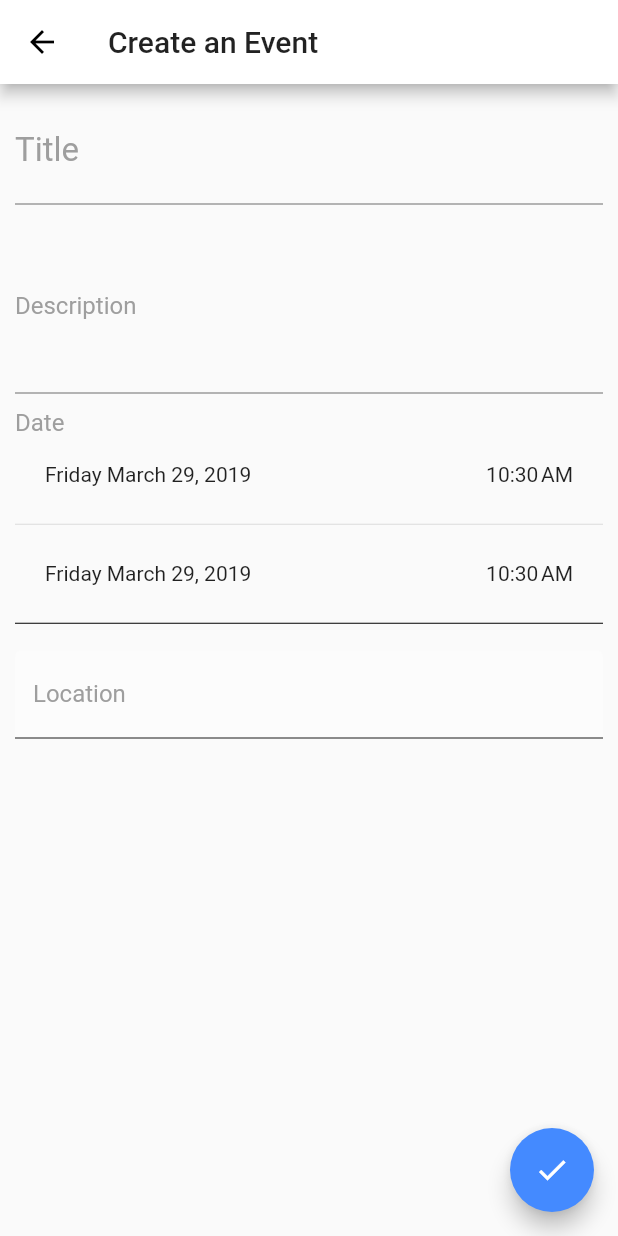
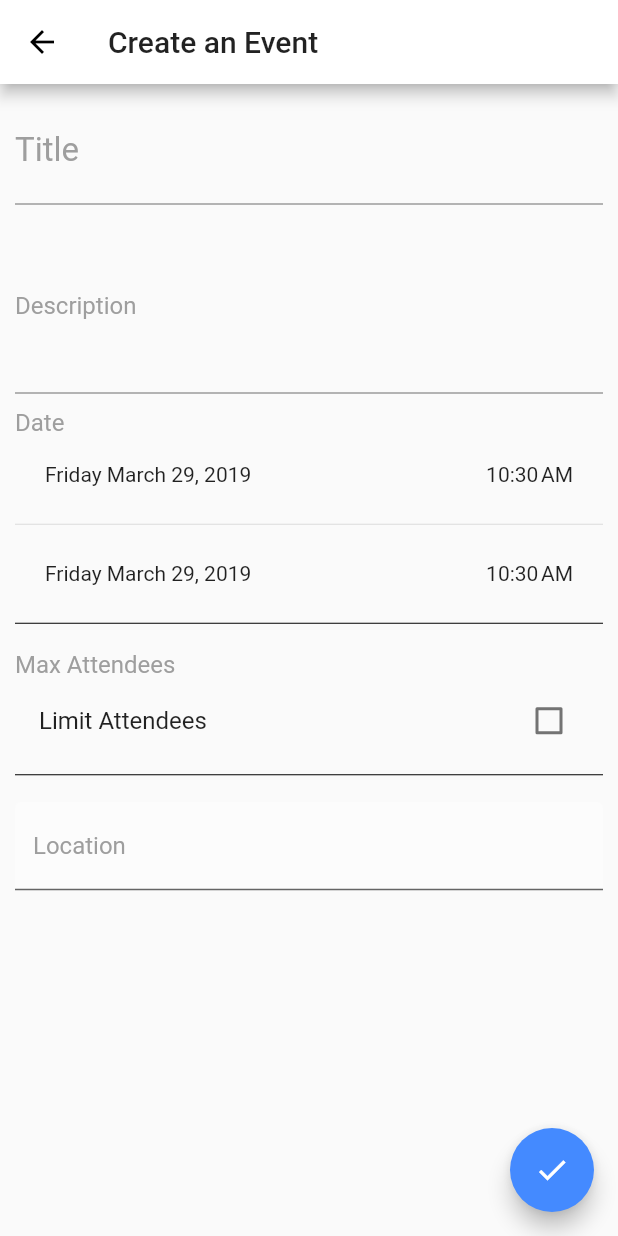
Before and after one commit to parkuman/reach-app, a Flutter app: the EventCreatePage screen opened directly with empty values, on a phone screen of 412 x 824 dp. Run offline on Flutter 3.47's test engine with Material 2 defaults, Android fonts, the phone set to English and light mode, and no system bars; our stand-ins replace google_maps_flutter, location, percent_indicator, rxdart, shared_preferences; missing offline and left inert: google_maps_webservice, rubber; accounts and stored records are empty; statements that could not run were skipped.

Commit message:
added limit attendees slider

```diff
--- a/lib/models/event.dart
+++ b/lib/models/event.dart
@@ -11,6 +11,9 @@ class Event {
   final double latitude;
   final double longitude;
   final String location;
+  final DateTime startDateTime;
+  final DateTime endDateTime;
+  final int attendeeLimit;
   final String hostEmail;
   final String hostID;
   final List<User> attendees;
@@ -22,6 +25,9 @@ class Event {
     @required this.latitude,
     @required this.longitude,
     @required this.location,
+    @required this.startDateTime,
+    @required this.endDateTime,
+    @required this.attendeeLimit,
     @required this.hostEmail,
     @required this.hostID,
     this.attendees,
--- a/lib/pages/event_create.dart
+++ b/lib/pages/event_create.dart
@@ -38,6 +38,9 @@ class _EventCreatePageState extends State<EventCreatePage> {
   DateTime _startDateTime = DateTime.now();
   DateTime _endDateTime = DateTime.now();
 
+  double attendeeLimit = 5.0;
+  bool limitAttendees = false;
+
   Widget _buildPageContent({BuildContext context, Event event}) {
     return Scaffold(
       floatingActionButton: _buildSubmitButton(),
@@ -63,6 +66,11 @@ class _EventCreatePageState extends State<EventCreatePage> {
                 _buildDateTimeSelector(isStartDate: true),
                 Divider(),
                 _buildDateTimeSelector(isStartDate: false),
+                Divider(color: Colors.black),
+                SizedBox(height: 10.0),
+                Text('Max Attendees',
+                    style: TextStyle(color: Colors.grey, fontSize: 16.0)),
+                _buildLimitAttendees(),
                 Divider(color: Colors.black),
                 SizedBox(height: 10.0),
                 // showLocationResults
@@ -95,8 +103,8 @@ class _EventCreatePageState extends State<EventCreatePage> {
       initialValue: '',
       style: TextStyle(fontSize: 22.0),
       validator: (String value) {
-        if (value.isEmpty || value.length < 1) {
-          return 'Please Enter a Title Over 5 Characters Long';
+        if (value.isEmpty || value.length <= 3) {
+          return 'Please Enter a Title Over 3 Characters Long';
         }
       },
       onSaved: (String value) {
@@ -194,6 +202,53 @@ class _EventCreatePageState extends State<EventCreatePage> {
     print(_endDateTime.toString());
   }
 
+  Widget _buildLimitAttendees() {
+    return Container(
+      child: Column(
+        children: <Widget>[
+          CheckboxListTile(
+            value: limitAttendees,
+            title: Text('Limit Attendees'),
+            onChanged: (bool value) {
+              setState(() {
+                limitAttendees = value;
+              });
+            },
+          ),
+          limitAttendees
+              ? Container(
+                  height: 50,
+                  child: Row(
+                    mainAxisAlignment: MainAxisAlignment.center,
+                    children: <Widget>[
+                      Container(
+                        alignment: Alignment.center,
+                        width: 50.0,
+                        child: Text('${attendeeLimit.toInt()}'),
+                      ),
+                      Expanded(
+                        child: Slider(
+                          activeColor: Theme.of(context).accentColor,
+                          inactiveColor: Colors.grey,
+                          value: attendeeLimit,
+                          min: 1,
+                          max: 100,
+                          onChanged: (double value) {
+                            setState(() {
+                              attendeeLimit = value;
+                            });
+                          },
+                        ),
+                      ),
+                    ],
+                  ),
+                )
+              : Container(),
+        ],
+      ),
+    );
+  }
+
   Widget _buildSubmitButton() {
     return ScopedModelDescendant<MainModel>(
       builder: (BuildContext context, Widget child, MainModel model) {
@@ -220,6 +275,7 @@ class _EventCreatePageState extends State<EventCreatePage> {
       return;
     }
 
+
     _formKey.currentState.save();
     addEvent(
       _formData['title'],
@@ -227,6 +283,9 @@ class _EventCreatePageState extends State<EventCreatePage> {
       latitude,
       longitude,
       location,
+      _startDateTime,
+      _endDateTime,
+      limitAttendees ? attendeeLimit.toInt() : -1, // if the user said to not limit attendees, set it to -1 so we can check later
     ).then(
       (bool success) {
         if (success) {
--- a/pubspec.yaml
+++ b/pubspec.yaml
@@ -24,6 +24,7 @@ dependencies:
   flutter_google_places: ^0.2.1
   google_maps_webservice: ^0.0.12
   intl: ^0.15.8
+  percent_indicator: ^1.0.14
 
   # The following adds the Cupertino Icons font to your application.
   # Use with the CupertinoIcons class for iOS style icons.
```
Also changed, not shown: lib/pages/events.dart (+7 -3 lines), lib/pages/home.dart (+8 -2 lines), lib/scoped_models/connected_model.dart (+42 -7 lines), lib/widgets/attendee_bar.dart (added, +28 -0 lines).
